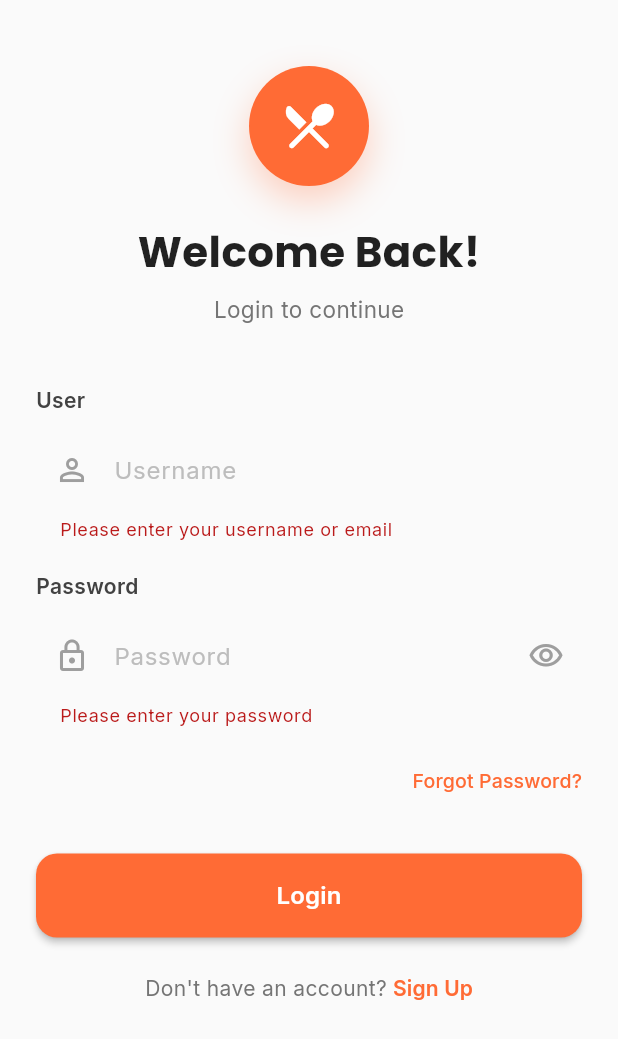
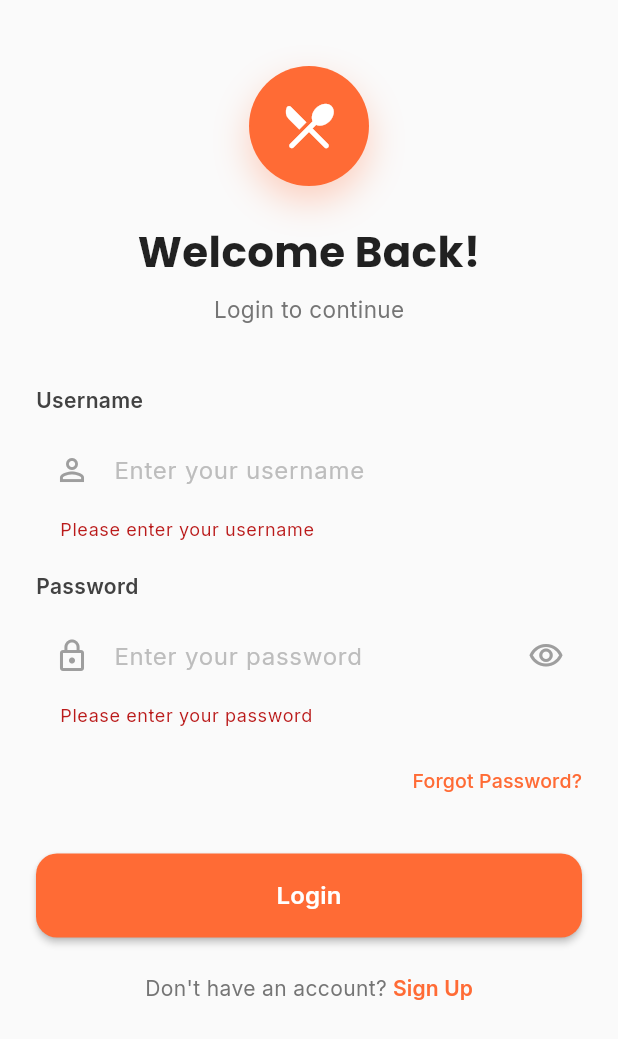
Before and after one commit to miclearnstocode/canteen_ordering_app, a Flutter app: the screen it shows after launch, after a tap on "Login", on a phone screen of 412 x 824 dp. Shown: the top 1039 px of the screen. Run offline on Flutter 3.47's test engine with Material 3 defaults, Android fonts, the phone set to English and light mode, and no system bars; our stand-ins replace cloud_firestore, firebase_auth, firebase_core, google_fonts, google_sign_in, image_gallery_saver and 4 more; missing offline and left inert: dart:html; accounts and stored records are empty.

Commit message:
fix the admin login

```diff
--- a/lib/auth_gate.dart
+++ b/lib/auth_gate.dart
@@ -1,4 +1,4 @@
-// lib/auth_gate.dart
+import 'package:cloud_firestore/cloud_firestore.dart';
 import 'package:flutter/material.dart';
 import 'package:firebase_auth/firebase_auth.dart';
 import 'services/auth_service.dart';
@@ -27,12 +27,33 @@ class _AuthGateState extends State<AuthGate> {
 
   Future<void> _checkAuthStatus() async {
     _authService.authStateChanges.listen((User? user) async {
+      setState(() => _isLoading = true);
+
       if (user != null) {
         print('👤 User authenticated: ${user.uid}');
         final appUser = await _authService.getCurrentUserData();
         print('📊 User data: ${appUser?.toMap()}');
         print('👑 User role: ${appUser?.role}');
         print('👑 Is Admin: ${appUser?.isAdmin}');
+        print('👑 Is Active: ${appUser?.isActive}');
+
+        // If user is inactive, update to active
+        if (appUser != null && appUser.isActive == false) {
+          print('🔄 User was inactive, updating to active...');
+          await FirebaseFirestore.instance
+              .collection('users')
+              .doc(user.uid)
+              .update({'isActive': true});
+
+          // Reload user data
+          final updatedUser = await _authService.getCurrentUserData();
+          setState(() {
+            _currentUser = updatedUser;
+            _isLoading = false;
+          });
+          return;
+        }
+
         setState(() {
           _currentUser = appUser;
           _isLoading = false;
--- a/lib/pages/login_page.dart
+++ b/lib/pages/login_page.dart
@@ -15,14 +15,14 @@ class LoginPage extends StatefulWidget {
 class _LoginPageState extends State<LoginPage> {
   final _authService = AuthService();
   final _formKey = GlobalKey<FormState>();
-  final _userController = TextEditingController(); // Changed from _emailController
+  final _usernameController = TextEditingController();
   final _passwordController = TextEditingController();
   bool _loading = false;
   bool _obscurePassword = true;
 
   @override
   void dispose() {
-    _userController.dispose();
+    _usernameController.dispose();
     _passwordController.dispose();
     super.dispose();
   }
@@ -33,7 +33,7 @@ class _LoginPageState extends State<LoginPage> {
     setState(() => _loading = true);
     try {
       final user = await _authService.signInWithUser(
-        _userController.text.trim(),
+        _usernameController.text.trim(),
         _passwordController.text.trim(),
       );
 
@@ -126,7 +126,7 @@ class _LoginPageState extends State<LoginPage> {
                   crossAxisAlignment: CrossAxisAlignment.start,
                   children: [
                     Text(
-                      'User',
+                      'Username',
                       style: GoogleFonts.inter(
                         fontSize: 14,
                         fontWeight: FontWeight.w600,
@@ -135,10 +135,10 @@ class _LoginPageState extends State<LoginPage> {
                     ),
                     const SizedBox(height: 8),
                     TextFormField(
-                      controller: _userController,
+                      controller: _usernameController,
                       keyboardType: TextInputType.text,
                       decoration: InputDecoration(
-                        hintText: 'Username',
+                        hintText: 'Enter your username',
                         hintStyle: GoogleFonts.inter(
                           color: Colors.grey[400],
                         ),
@@ -155,10 +155,10 @@ class _LoginPageState extends State<LoginPage> {
                       ),
                       validator: (value) {
                         if (value == null || value.isEmpty) {
-                          return 'Please enter your username or email';
+                          return 'Please enter your username';
                         }
                         if (value.length < 2) {
-                          return 'Please enter a valid username or email';
+                          return 'Username must be at least 2 characters';
                         }
                         return null;
                       },
@@ -178,7 +178,7 @@ class _LoginPageState extends State<LoginPage> {
                       controller: _passwordController,
                       obscureText: _obscurePassword,
                       decoration: InputDecoration(
-                        hintText: 'Password',
+                        hintText: 'Enter your password',
                         hintStyle: GoogleFonts.inter(
                           color: Colors.grey[400],
                         ),
--- a/lib/pages/register_page.dart
+++ b/lib/pages/register_page.dart
@@ -1,4 +1,5 @@
 // lib/pages/register_page.dart
+import 'package:cloud_firestore/cloud_firestore.dart';
 import 'package:flutter/material.dart';
 import 'package:google_fonts/google_fonts.dart';
 import '../services/auth_service.dart';
@@ -37,10 +38,28 @@ class _RegisterPageState extends State<RegisterPage> {
 
     setState(() => _loading = true);
     try {
+      // Check if username is already taken
+      final existingUser = await FirebaseFirestore.instance
+          .collection('users')
+          .where('username', isEqualTo: _fullNameController.text.trim())
+          .limit(1)
+          .get();
+
+      if (existingUser.docs.isNotEmpty) {
+        ScaffoldMessenger.of(context).showSnackBar(
+          const SnackBar(
+            content: Text('Username already taken. Please choose another.'),
+            backgroundColor: Colors.orange,
+          ),
+        );
+        setState(() => _loading = false);
+        return;
+      }
+
       final user = await _authService.registerWithEmail(
         _emailController.text.trim(),
         _passwordController.text.trim(),
-        _fullNameController.text.trim(),
+        _fullNameController.text.trim(), // This becomes the username
         _selectedRole,
       );
 
--- a/lib/services/auth_service.dart
+++ b/lib/services/auth_service.dart
@@ -193,65 +193,33 @@ class AuthService {
     }
   }
 
-  Future<AppUser?> signInWithUser(String userIdentifier, String password) async {
+  Future<AppUser?> signInWithUser(String username, String password) async {
     try {
-      print('🔐 Attempting login with: $userIdentifier');
+      print('🔐 Attempting login with username: $username');
 
-      // Check if the identifier is an email or username
-      final bool isEmail = userIdentifier.contains('@') && userIdentifier.contains('.');
-
-      String email;
-
-      if (isEmail) {
-        email = userIdentifier;
-      } else {
-        print('🔍 Looking up username: $userIdentifier');
-
-        try {
-          // Try to find user by username
+      // Query Firestore for user by username
       final query = await _firestore
           .collection('users')
-              .where('username', isEqualTo: userIdentifier)
+          .where('username', isEqualTo: username)
           .limit(1)
           .get();
 
       if (query.docs.isEmpty) {
-            // Try to find by displayName as fallback
-            print('⚠️ Username not found, trying displayName...');
-            final queryByDisplayName = await _firestore
-                .collection('users')
-                .where('displayName', isEqualTo: userIdentifier)
-                .limit(1)
-                .get();
-
-            if (queryByDisplayName.docs.isEmpty) {
-              print('❌ User not found: $userIdentifier');
+        print('❌ User not found: $username');
         throw Exception('User not found. Please check your username.');
       }
 
-            email = queryByDisplayName.docs.first.data()['email'] ?? '';
-          } else {
-            email = query.docs.first.data()['email'] ?? '';
+      // Get user data
+      final data = query.docs.first.data();
+      final email = data['email'] ?? '';
+
+      if (email.isEmpty) {
+        throw Exception('User email not found. Please contact support.');
       }
 
-          print('📧 Found email for username: $email');
-        } on FirebaseException catch (e) {
-          print('❌ Firestore error: ${e.code} - ${e.message}');
+      print('✅ User found: $username');
 
-          // If permission denied, try to login with the identifier as email
-          if (userIdentifier.contains('@')) {
-            email = userIdentifier;
-          } else {
-            // For development, you can hardcode a known email
-            // This is a temporary workaround for testing
-            print('⚠️ Using fallback email for testing...');
-            // Remove this in production!
-            email = 'example123@gmail.com'; // Your test email
-          }
-        }
-      }
-
-      // Sign in with the email
+      // Sign in with Firebase Auth using email and password
       final userCredential = await _auth.signInWithEmailAndPassword(
         email: email,
         password: password,
@@ -260,17 +228,22 @@ class AuthService {
       final user = userCredential.user;
       if (user != null) {
         print('✅ User signed in: ${user.uid}');
-        await _updateLastLogin(user.uid);
+        // Update last login
+        await _firestore.collection('users').doc(user.uid).update({
+          'lastLoginAt': FieldValue.serverTimestamp(),
+          'isActive': true,
+        });
         final userData = await getCurrentUserData();
-        print('✅ User data fetched: ${userData?.displayName}');
         return userData;
       }
       return null;
     } on FirebaseAuthException catch (e) {
-      print('❌ Auth error: ${e.code} - ${e.message}');
-      throw _handleAuthException(e);
+      if (e.code == 'user-not-found' || e.code == 'wrong-password') {
+        throw Exception('Invalid username or password.');
+      }
+      throw Exception('Login failed: ${e.message}');
     } catch (e) {
-      print('❌ Unknown error: $e');
+      print('❌ Error: $e');
       rethrow;
     }
   }
```
Lines whose indentation alone changed are shown as unchanged.
